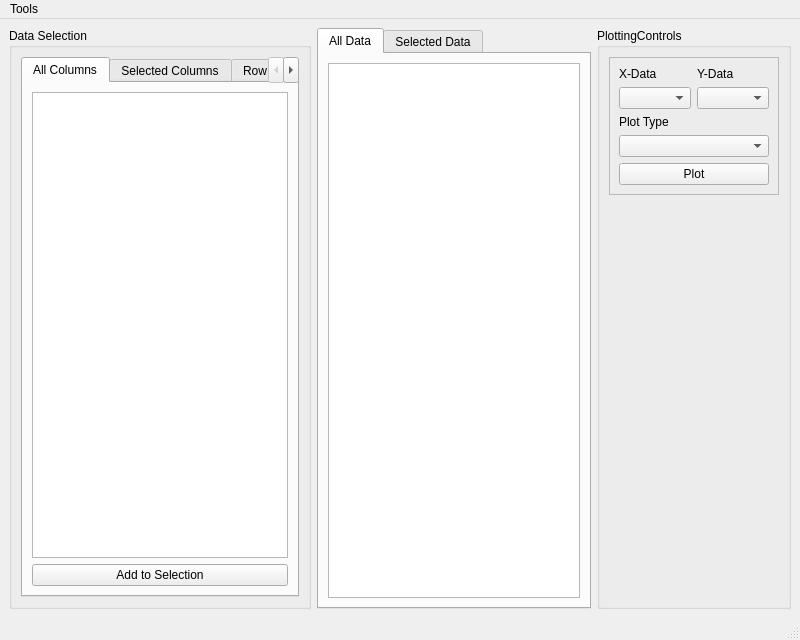
This is DataViewerModule/pandasviewer_mainwindow.ui in kushalkolar/BehaviourAnalysis as Qt 5 draws it before an edit. The edited form follows.
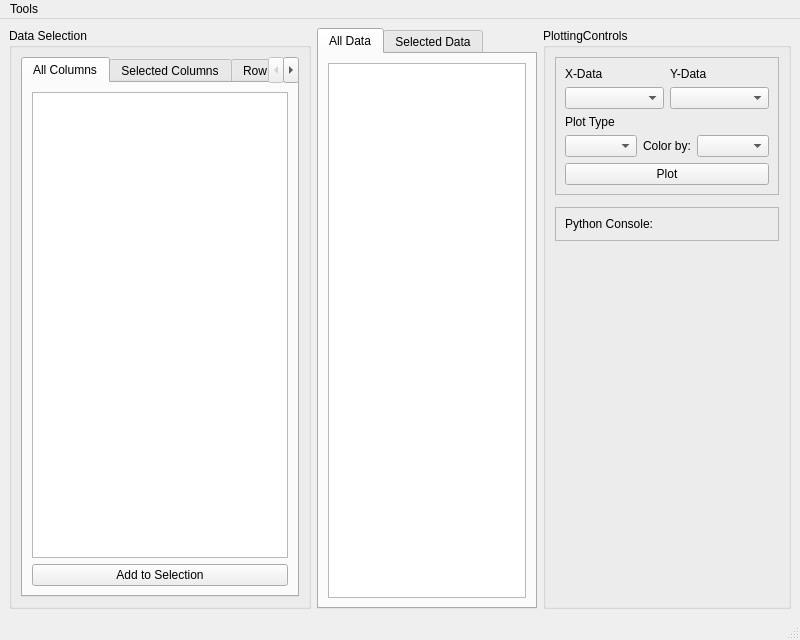
This is the edited form.

What changed in the file:
```diff
--- a/DataViewerModule/pandasviewer_mainwindow.ui
+++ b/DataViewerModule/pandasviewer_mainwindow.ui
@@ -241,6 +241,35 @@
        <string>PlottingControls</string>
       </property>
       <layout class="QGridLayout" name="gridLayout_7">
+       <item row="3" column="0">
+        <spacer name="verticalSpacer">
+         <property name="orientation">
+          <enum>Qt::Vertical</enum>
+         </property>
+         <property name="sizeHint" stdset="0">
+          <size>
+           <width>20</width>
+           <height>40</height>
+          </size>
+         </property>
+        </spacer>
+       </item>
+       <item row="1" column="0">
+        <widget class="QFrame" name="framePlotWidget">
+         <property name="sizePolicy">
+          <sizepolicy hsizetype="Preferred" vsizetype="Minimum">
+           <horstretch>0</horstretch>
+           <verstretch>0</verstretch>
+          </sizepolicy>
+         </property>
+         <property name="frameShape">
+          <enum>QFrame::StyledPanel</enum>
+         </property>
+         <property name="frameShadow">
+          <enum>QFrame::Raised</enum>
+         </property>
+        </widget>
+       </item>
        <item row="0" column="0">
         <widget class="QFrame" name="framePlotControls">
          <property name="frameShape">
@@ -250,20 +279,6 @@
           <enum>QFrame::Raised</enum>
          </property>
          <layout class="QGridLayout" name="gridLayout_8">
-          <item row="2" column="0">
-           <widget class="QComboBox" name="comboBoxPlotType"/>
-          </item>
-          <item row="1" column="0">
-           <layout class="QVBoxLayout" name="verticalLayout_4">
-            <item>
-             <widget class="QLabel" name="label_3">
-              <property name="text">
-               <string>Plot Type</string>
-              </property>
-             </widget>
-            </item>
-           </layout>
-          </item>
           <item row="0" column="0">
            <layout class="QHBoxLayout" name="horizontalLayout_4">
             <item>
@@ -296,6 +311,54 @@
             </item>
            </layout>
           </item>
+          <item row="1" column="0">
+           <layout class="QVBoxLayout" name="verticalLayout_4">
+            <item>
+             <widget class="QLabel" name="label_3">
+              <property name="text">
+               <string>Plot Type</string>
+              </property>
+             </widget>
+            </item>
+           </layout>
+          </item>
+          <item row="2" column="0">
+           <layout class="QHBoxLayout" name="horizontalLayout_5">
+            <item>
+             <widget class="QComboBox" name="comboBoxPlotType">
+              <property name="sizePolicy">
+               <sizepolicy hsizetype="MinimumExpanding" vsizetype="Fixed">
+                <horstretch>0</horstretch>
+                <verstretch>0</verstretch>
+               </sizepolicy>
+              </property>
+             </widget>
+            </item>
+            <item>
+             <widget class="QLabel" name="labelColorParam">
+              <property name="sizePolicy">
+               <sizepolicy hsizetype="Minimum" vsizetype="Minimum">
+                <horstretch>0</horstretch>
+                <verstretch>0</verstretch>
+               </sizepolicy>
+              </property>
+              <property name="text">
+               <string>Color by:</string>
+              </property>
+             </widget>
+            </item>
+            <item>
+             <widget class="QComboBox" name="comboBoxColorParam">
+              <property name="sizePolicy">
+               <sizepolicy hsizetype="Minimum" vsizetype="Fixed">
+                <horstretch>0</horstretch>
+                <verstretch>0</verstretch>
+               </sizepolicy>
+              </property>
+             </widget>
+            </item>
+           </layout>
+          </item>
           <item row="3" column="0">
            <widget class="QPushButton" name="pushButtonPlot">
             <property name="text">
@@ -323,17 +386,23 @@
         </widget>
        </item>
        <item row="2" column="0">
-        <spacer name="verticalSpacer">
-         <property name="orientation">
-          <enum>Qt::Vertical</enum>
+        <widget class="QFrame" name="frameConsole">
+         <property name="frameShape">
+          <enum>QFrame::StyledPanel</enum>
          </property>
-         <property name="sizeHint" stdset="0">
-          <size>
-           <width>20</width>
-           <height>40</height>
-          </size>
+         <property name="frameShadow">
+          <enum>QFrame::Raised</enum>
          </property>
-        </spacer>
+         <layout class="QVBoxLayout" name="verticalLayout_5">
+          <item>
+           <widget class="QLabel" name="label_5">
+            <property name="text">
+             <string>Python Console:</string>
+            </property>
+           </widget>
+          </item>
+         </layout>
+        </widget>
        </item>
       </layout>
      </widget>
```
Left out of the diff: 16 changed lines with no effect on the pictures.
